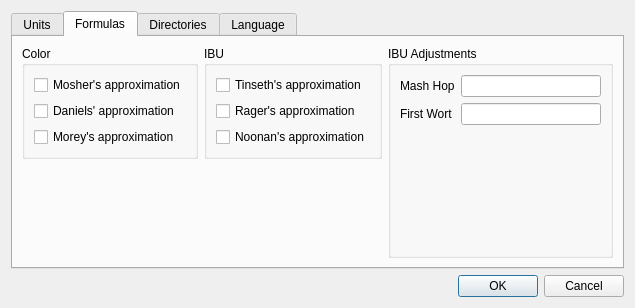
First picture: the form in ui/optionsDialog.ui, repository Brewtarget/brewtarget, before the edit.
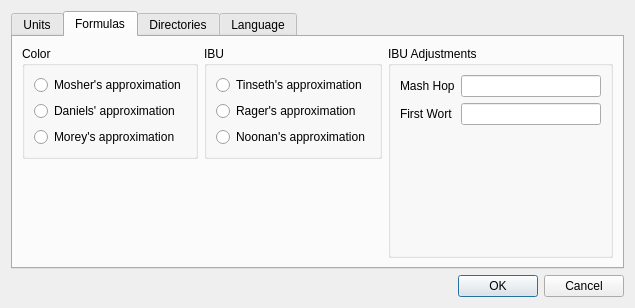
Second picture: the form after the edit. The open tabs and pages were chosen to show the change. Custom widgets are drawn as their Qt base class.

Commit message: Changes some checkboxes to radioButton when only one choice is possible.

```diff
--- a/ui/optionsDialog.ui
+++ b/ui/optionsDialog.ui
@@ -239,21 +239,21 @@
            </property>
            <layout class="QVBoxLayout" name="verticalLayout_4">
             <item>
-             <widget class="QCheckBox" name="checkBox_mosher">
+             <widget class="QRadioButton" name="radioButton_mosher">
               <property name="text">
                <string>Mosher's approximation</string>
               </property>
              </widget>
             </item>
             <item>
-             <widget class="QCheckBox" name="checkBox_daniel">
+             <widget class="QRadioButton" name="radioButton_daniel">
               <property name="text">
                <string>Daniels' approximation</string>
               </property>
              </widget>
             </item>
             <item>
-             <widget class="QCheckBox" name="checkBox_morey">
+             <widget class="QRadioButton" name="radioButton_morey">
               <property name="text">
                <string>Morey's approximation</string>
               </property>
@@ -292,21 +292,21 @@
            </property>
            <layout class="QVBoxLayout" name="verticalLayout_5">
             <item>
-             <widget class="QCheckBox" name="checkBox_tinseth">
+             <widget class="QRadioButton" name="radioButton_tinseth">
               <property name="text">
                <string>Tinseth's approximation</string>
               </property>
              </widget>
             </item>
             <item>
-             <widget class="QCheckBox" name="checkBox_rager">
+             <widget class="QRadioButton" name="radioButton_rager">
               <property name="text">
                <string>Rager's approximation</string>
               </property>
              </widget>
             </item>
             <item>
-             <widget class="QCheckBox" name="checkBox_noonan">
+             <widget class="QRadioButton" name="radioButton_noonan">
               <property name="text">
                <string>Noonan's approximation</string>
               </property>
```
Left out of the diff: 18 changed lines with no effect on the pictures. The commit also changes 3 other files.
